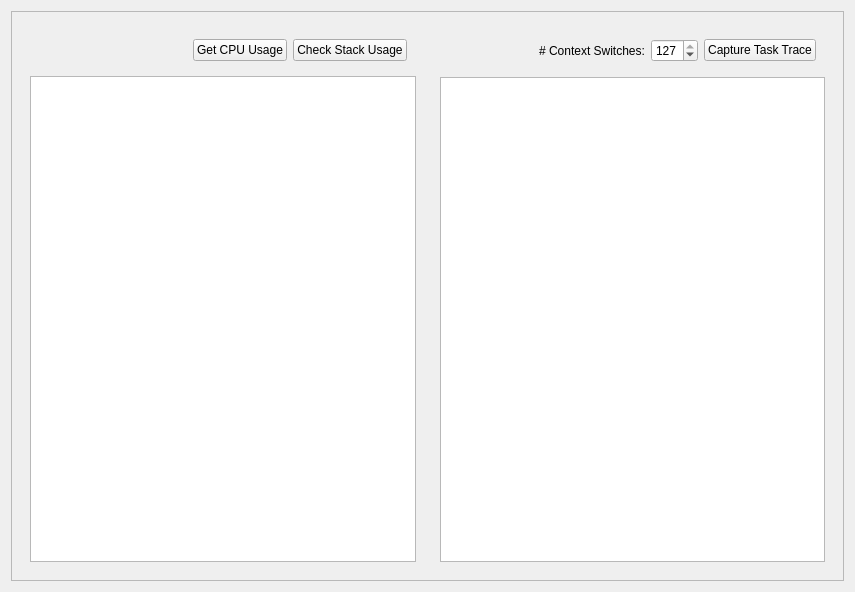
jumiknows/AleasatV2, file alea-gsw/apps/alea-san-antonio/alea/sa/ui/control_panels/tasks_panel.ui: the form before one commit.
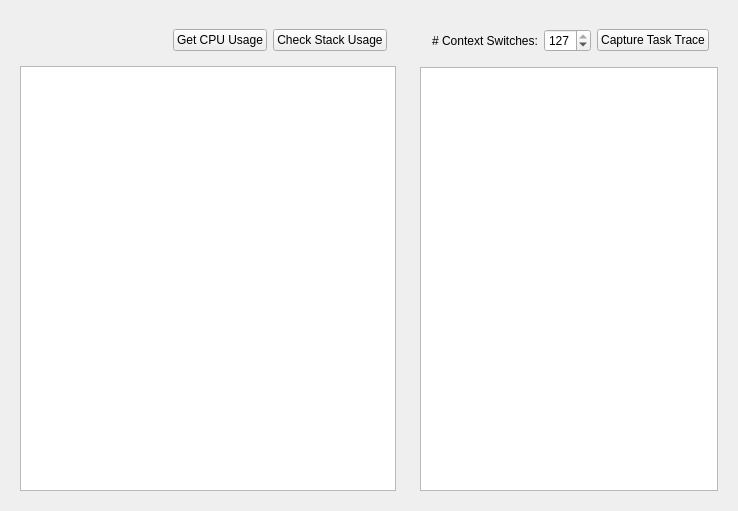
The form after the commit.

Patch:
```diff
--- a/alea-gsw/apps/alea-san-antonio/alea/sa/ui/control_panels/tasks_panel.ui
+++ b/alea-gsw/apps/alea-san-antonio/alea/sa/ui/control_panels/tasks_panel.ui
@@ -6,29 +6,14 @@
    <rect>
     <x>0</x>
     <y>0</y>
-    <width>855</width>
-    <height>592</height>
+    <width>738</width>
+    <height>511</height>
    </rect>
   </property>
   <property name="windowTitle">
    <string>Form</string>
   </property>
-  <layout class="QHBoxLayout" name="horizontalLayout_2" stretch="0">
-   <item>
-    <widget class="QScrollArea" name="scrollArea">
-     <property name="widgetResizable">
-      <bool>true</bool>
-     </property>
-     <widget class="QWidget" name="scrollAreaWidgetContents_2">
-      <property name="geometry">
-       <rect>
-        <x>0</x>
-        <y>0</y>
-        <width>831</width>
-        <height>568</height>
-       </rect>
-      </property>
-      <layout class="QHBoxLayout" name="horizontalLayout_4">
+  <layout class="QHBoxLayout" name="horizontalLayout_2" stretch="5,4">
        <item>
         <widget class="QWidget" name="left_panel" native="true">
          <layout class="QVBoxLayout" name="verticalLayout_2">
@@ -131,10 +116,6 @@
            <widget class="QTableWidget" name="trace_table"/>
           </item>
          </layout>
-        </widget>
-       </item>
-      </layout>
-     </widget>
     </widget>
    </item>
   </layout>
```
Lines whose indentation alone changed are shown as unchanged.
